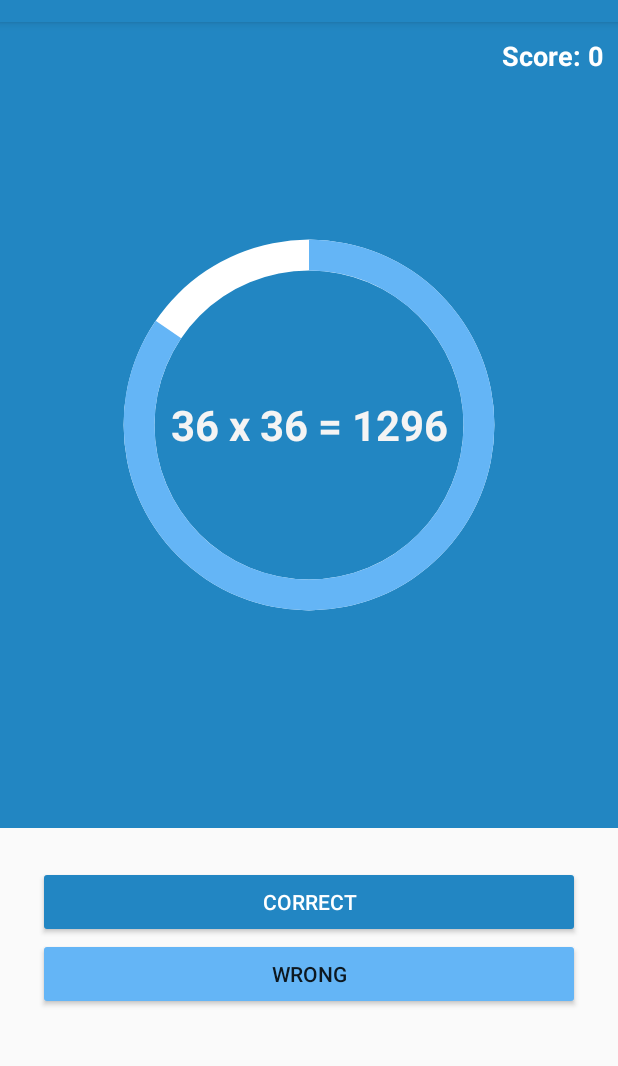
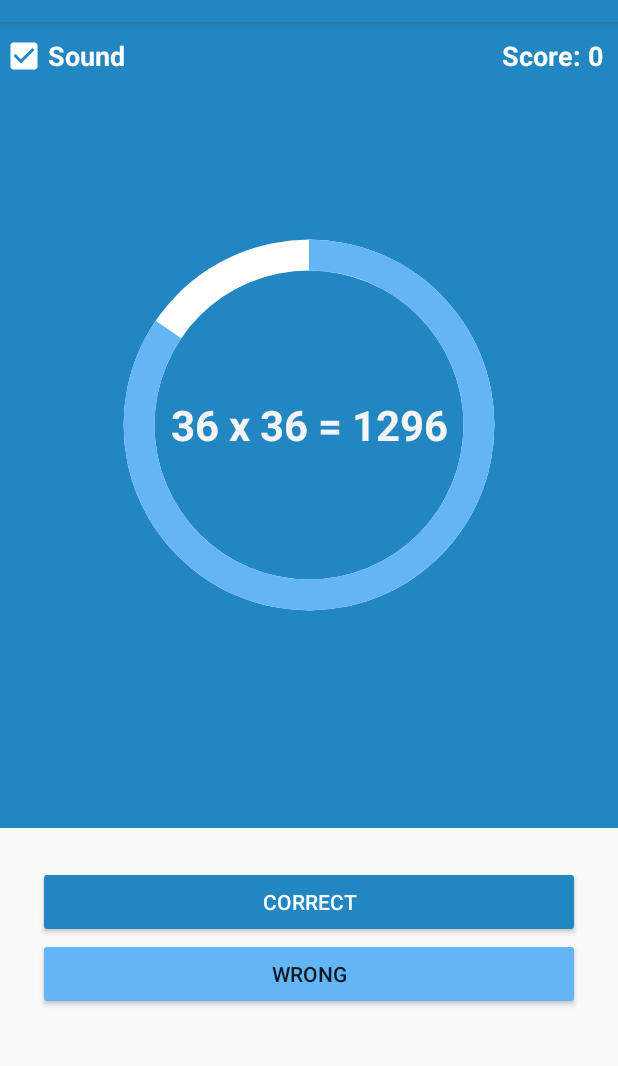
Before and after one commit to oussamabonnor1/JetMath_android_app, an Android app: the screen it shows after launch (MainActivity), on a phone screen of 412 x 824 dp, the part 62-1128 px from its top. Run offline under Robolectric (Android 15) with nearby library versions, the phone set to English and light mode, and no system bars.

Commit message:
adding sound on/off option

```diff
--- a/app/src/main/java/com/example/oussama/myapp/MainActivity.java
+++ b/app/src/main/java/com/example/oussama/myapp/MainActivity.java
@@ -7,6 +7,7 @@ import android.support.v7.app.AppCompatActivity;
 import android.os.Bundle;
 import android.view.View;
 import android.widget.Button;
+import android.widget.CheckBox;
 import android.widget.ProgressBar;
 import android.widget.TextView;
 
@@ -14,10 +15,8 @@ import java.util.Random;
 
 public class MainActivity extends AppCompatActivity {
 
-    TextView title;
     TextView resultText;
     TextView scoreText;
-    TextView clockText;
     ProgressBar progressBar;
     Button correctButton;
     Button wrongButton;
@@ -28,15 +27,17 @@ public class MainActivity extends AppCompatActivity {
     int bonus;
     boolean correctAnswer;
     boolean next;
+    boolean sound;
 
     @Override
     protected void onCreate(Bundle savedInstanceState) {
         super.onCreate(savedInstanceState);
         setContentView(R.layout.activity_main);
-        title = (TextView) findViewById(R.id.title);
         resultText = (TextView) findViewById(R.id.resultText);
         scoreText = (TextView) findViewById(R.id.score);
-        //clockText = (TextView) findViewById(R.id.clockText);
+        CheckBox checkBox = (CheckBox) findViewById(R.id.checkbox);
+        checkBox.setChecked(true);
+        sound = checkBox.isChecked();
         progressBar = (ProgressBar) findViewById(R.id.progressBar);
         correctButton = (Button) findViewById(R.id.correctButton);
         wrongButton = (Button) findViewById(R.id.wrongButton);
@@ -125,6 +126,10 @@ public class MainActivity extends AppCompatActivity {
             resultText.setText("Math's not Hot !");
         }
         disablingButtons();
+        if (sound) {
+            mp.setVolume(1, 1);
+        } else
+            mp.setVolume(0, 0);
         mp.start();
         mp.setOnCompletionListener(new MediaPlayer.OnCompletionListener() {
             @Override
@@ -148,6 +153,10 @@ public class MainActivity extends AppCompatActivity {
             resultText.setText("Math's not Hot !");
         }
         disablingButtons();
+        if (sound) {
+            mp.setVolume(1, 1);
+        } else
+            mp.setVolume(0, 0);
         mp.start();
         mp.setOnCompletionListener(new MediaPlayer.OnCompletionListener() {
             @Override
@@ -156,6 +165,7 @@ public class MainActivity extends AppCompatActivity {
                 enablingButtons();
             }
         });
+
     }
 
     public void disablingButtons() {
@@ -179,11 +189,11 @@ public class MainActivity extends AppCompatActivity {
     }
 
     public void endOfGame() {
-        title.setText("BOOM Game Over !\n Score: " + score);
+        resultText.setText("Score: " + score);
         scoreText.setText("");
-        resultText.setText("");
-        clockText.setText("");
+        countDownTimer.cancel();
         countDownTimer = null;
+
         correctButton.setText("Restart");
         correctButton.setOnClickListener(new View.OnClickListener() {
             @Override
@@ -215,4 +225,7 @@ public class MainActivity extends AppCompatActivity {
         return color;
     }
 
+    public void sound(View v) {
+        sound = !sound;
+    }
 }
--- a/app/src/main/res/layout/activity_main.xml
+++ b/app/src/main/res/layout/activity_main.xml
@@ -1,5 +1,6 @@
 <?xml version="1.0" encoding="utf-8"?>
 <LinearLayout xmlns:android="http://schemas.android.com/apk/res/android"
+    xmlns:app="http://schemas.android.com/apk/res-auto"
     android:layout_width="match_parent"
     android:layout_height="match_parent"
     android:orientation="vertical"
@@ -17,10 +18,10 @@
             style="?android:attr/progressBarStyleHorizontal"
             android:layout_width="match_parent"
             android:layout_height="match_parent"
+            android:max="6000"
+            android:progress="1500"
             android:progressDrawable="@drawable/circular"
-            android:secondaryProgress="6000"
-            android:progress="1500"
-            android:max="6000"/>
+            android:secondaryProgress="6000" />
 
         <TextView
             android:id="@+id/resultText"
@@ -45,6 +46,20 @@
             android:textColor="#FFFFFF"
             android:textSize="18sp"
             android:textStyle="bold" />
+
+        <CheckBox
+            android:id="@+id/checkbox"
+            android:layout_width="wrap_content"
+            android:layout_height="wrap_content"
+            android:layout_alignBaseline="@+id/score"
+            android:layout_alignParentLeft="true"
+            android:layout_alignParentStart="true"
+            android:text="Sound"
+            android:textColor="@color/colorAccent"
+            android:textSize="18sp"
+            android:textStyle="bold"
+            app:buttonTint="@color/colorAccent"
+            android:onClick="sound"/>
     </RelativeLayout>
 
     <LinearLayout
@@ -76,54 +91,4 @@
             android:text="Wrong" />
     </LinearLayout>
 
-    <!--
-
-     <LinearLayout
-         android:layout_height="wrap_content"
-     android:layout_width="match_parent">
-
-     </LinearLayout>
-     <TextView
-         android:id="@+id/clockText"
-         android:layout_width="56dp"
-         android:layout_height="wrap_content"
-         android:layout_marginLeft="300dp"
-         android:layout_marginTop="19dp"
-         android:layout_x="167dp"
-         android:layout_y="385dp"
-         android:text="00:00"
-         android:textAlignment="center"
-         android:textColor="#FFF191"
-         android:textSize="18sp"
-         android:textStyle="bold" />
-
-     <TextView
-         android:id="@+id/title"
-         android:layout_width="wrap_content"
-         android:layout_height="wrap_content"
-         android:layout_marginLeft="50dp"
-         android:layout_marginTop="80dp"
-         android:layout_x="57dp"
-         android:layout_y="125dp"
-         android:text="Click the correct Choice !"
-         android:textAlignment="center"
-         android:textColor="#FFF191"
-         android:textSize="24sp"
-         android:textStyle="bold" />
-
-
-
-     <ProgressBar
-         android:id="@+id/progressBar"
-         style="?android:attr/progressBarStyleHorizontal"
-         android:layout_width="275dp"
-         android:layout_height="wrap_content"
-         android:layout_x="59dp"
-         android:layout_y="71dp"
-         android:indeterminate="false"
-         android:max="60"
-         android:progress="0"
-         android:progressTint="#33AE53"/>
-         -->
-
 </LinearLayout>
```
